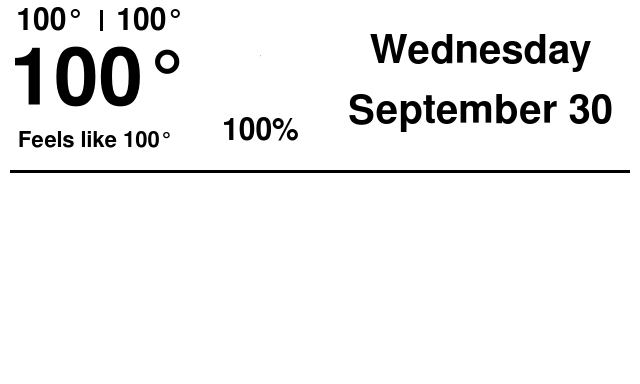
This is layout.ui in jeffkub/forecast-display as Qt 5 draws it before an edit. The edited form follows.
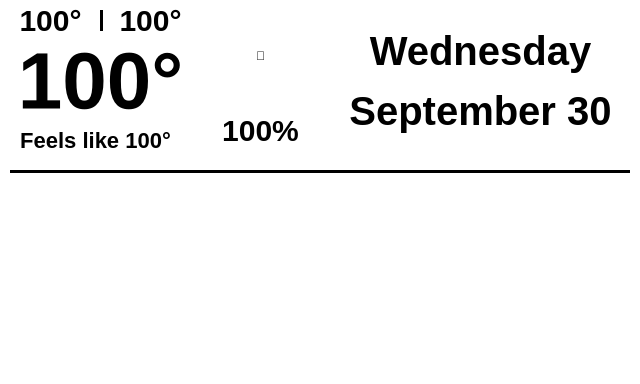
This is the edited form.

```diff
--- a/layout.ui
+++ b/layout.ui
@@ -10,15 +10,6 @@
     <height>384</height>
    </rect>
   </property>
-  <property name="font">
-   <font>
-    <family>FreeSans</family>
-    <pointsize>-1</pointsize>
-    <weight>50</weight>
-    <italic>false</italic>
-    <bold>false</bold>
-   </font>
-  </property>
   <property name="windowTitle">
    <string>Forecast</string>
   </property>
@@ -96,15 +87,6 @@
      <height>81</height>
     </rect>
    </property>
-   <property name="font">
-    <font>
-     <family>FreeSans</family>
-     <pointsize>-1</pointsize>
-     <weight>75</weight>
-     <italic>false</italic>
-     <bold>true</bold>
-    </font>
-   </property>
    <property name="styleSheet">
     <string notr="true">QLabel { font: bold 80px; }</string>
    </property>
@@ -124,15 +106,6 @@
      <height>41</height>
     </rect>
    </property>
-   <property name="font">
-    <font>
-     <family>FreeSans</family>
-     <pointsize>-1</pointsize>
-     <weight>75</weight>
-     <italic>false</italic>
-     <bold>true</bold>
-    </font>
-   </property>
    <property name="styleSheet">
     <string notr="true">QLabel { font: bold 30px; }</string>
    </property>
@@ -152,15 +125,6 @@
      <height>41</height>
     </rect>
    </property>
-   <property name="font">
-    <font>
-     <family>FreeSans</family>
-     <pointsize>-1</pointsize>
-     <weight>75</weight>
-     <italic>false</italic>
-     <bold>true</bold>
-    </font>
-   </property>
    <property name="styleSheet">
     <string notr="true">QLabel { font: bold 30px; }</string>
    </property>
@@ -180,15 +144,6 @@
      <height>41</height>
     </rect>
    </property>
-   <property name="font">
-    <font>
-     <family>FreeSans</family>
-     <pointsize>-1</pointsize>
-     <weight>75</weight>
-     <italic>false</italic>
-     <bold>true</bold>
-    </font>
-   </property>
    <property name="styleSheet">
     <string notr="true">QLabel { font: bold 22px; }</string>
    </property>
```
